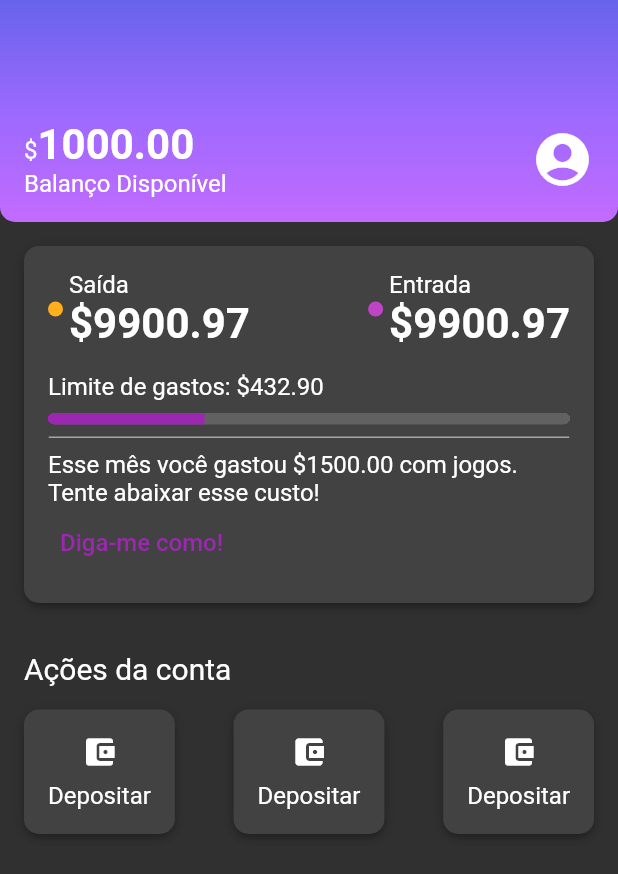
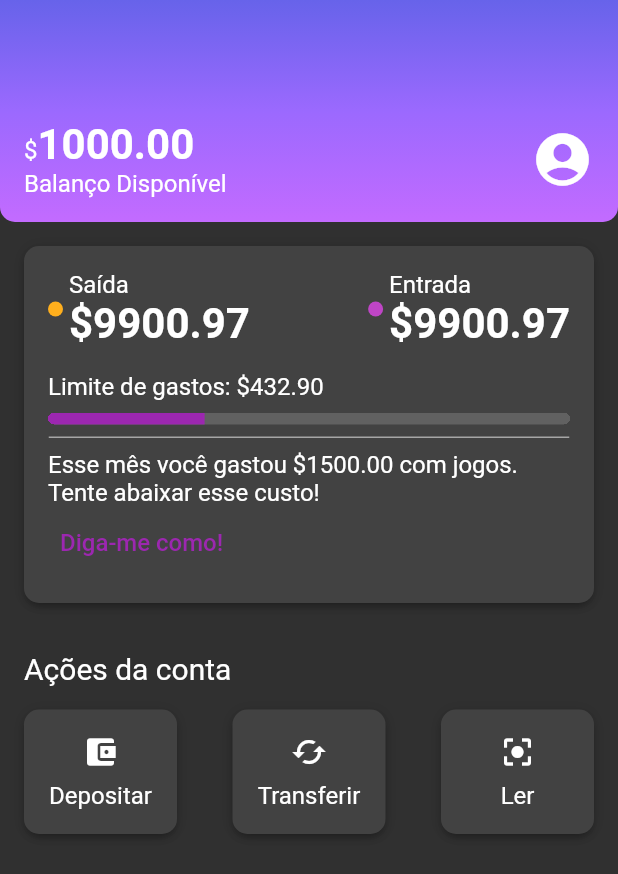
Before and after one commit to thiaagodev/alubank, a Flutter app: the screen it shows after launch, on a phone screen of 412 x 824 dp. Shown: the top 874 px of the screen. Run offline on Flutter 3.47's test engine with Material 2 defaults, Android fonts, the phone set to English and light mode, and no system bars.

Commit message:
InkWell e Ink para containers clicaveis

```diff
--- a/lib/components/box_card.dart
+++ b/lib/components/box_card.dart
@@ -6,7 +6,7 @@ class BoxCard extends StatelessWidget {
 
   @override
   Widget build(BuildContext context) {
-    return Container(
+    return Ink(
       padding: const EdgeInsets.all(16.0),
       decoration: BoxDecoration(
         boxShadow: kElevationToShadow[3],
--- a/lib/components/sections/account_actions.dart
+++ b/lib/components/sections/account_actions.dart
@@ -20,23 +20,32 @@ class AccountActions extends StatelessWidget {
           ),
           Row(
             mainAxisAlignment: MainAxisAlignment.spaceBetween,
-            children: const [
-              BoxCard(
+            children: [
+              InkWell(
+                onTap: () {},
+                child: const BoxCard(
                   boxContent: _AccountActionsContent(
                     icon: Icon(Icons.account_balance_wallet),
                     text: 'Depositar',
                   ),
                 ),
-              BoxCard(
+              ),
+              InkWell(
+                onTap: () {},
+                child: const BoxCard(
                   boxContent: _AccountActionsContent(
-                  icon: Icon(Icons.account_balance_wallet),
-                  text: 'Depositar',
+                    icon: Icon(Icons.cached),
+                    text: 'Transferir',
                   ),
                 ),
-              BoxCard(
+              ),
+              InkWell(
+                onTap: () {},
+                child: const BoxCard(
                   boxContent: _AccountActionsContent(
-                  icon: Icon(Icons.account_balance_wallet),
-                  text: 'Depositar',
+                    icon: Icon(Icons.center_focus_strong),
+                    text: 'Ler',
+                  ),
                 ),
               )
             ],
@@ -54,7 +63,9 @@ class _AccountActionsContent extends StatelessWidget {
 
   @override
   Widget build(BuildContext context) {
-    return Column(
+    return SizedBox(
+      width: 70,
+      child: Column(
         children: [
           Padding(
             padding: const EdgeInsets.only(bottom: 8.0),
@@ -62,6 +73,7 @@ class _AccountActionsContent extends StatelessWidget {
           ),
           Text(text),
         ],
+      ),
     );
   }
 }
```
Lines whose indentation alone changed are shown as unchanged.
